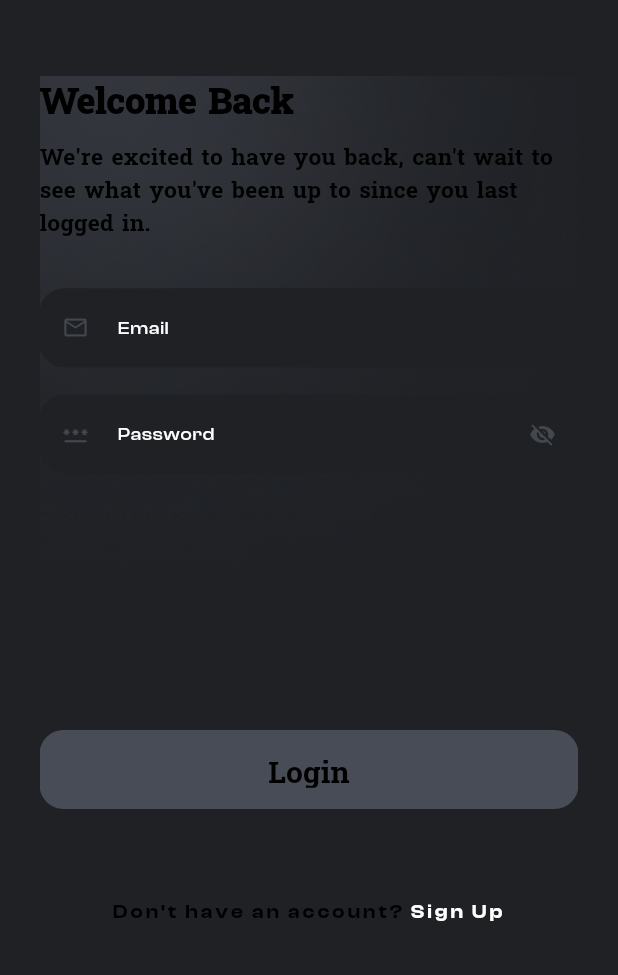
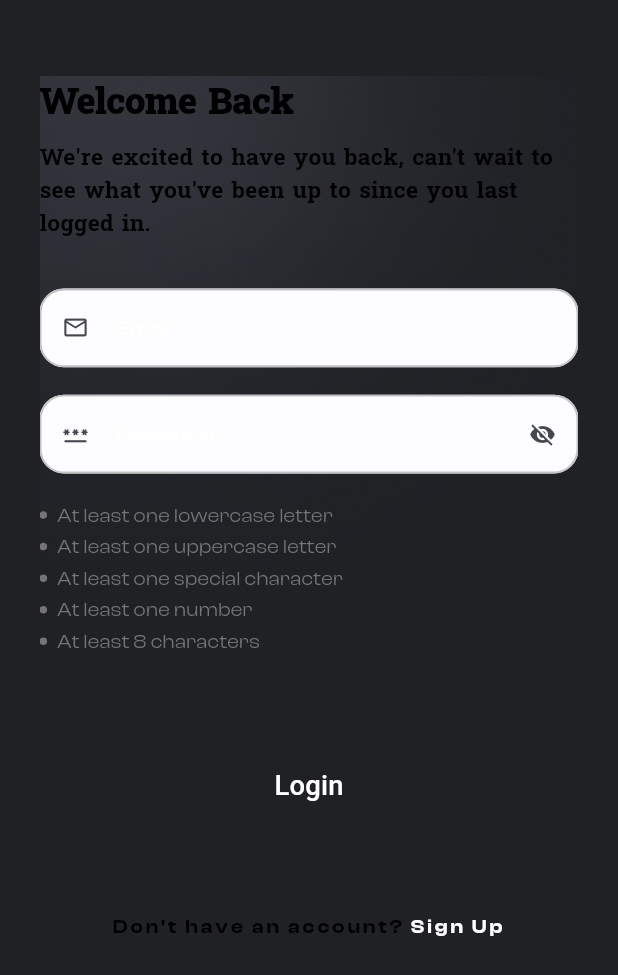
Before and after one commit to OmarAmeer96/Sprints-Shopping-App, a Flutter app: the screen it shows after launch, on a phone screen of 412 x 824 dp. Shown: the top 975 px of the screen. Run offline on Flutter 3.47's test engine with Material 3 defaults, Android fonts, the phone set to English and light mode, and no system bars; our stand-ins replace another_flushbar, dio, flutter_bloc, flutter_screenutil, flutter_secure_storage, flutter_svg and 5 more; generated files the repository leaves out were written again.

Commit message:
Refactor theming colors and styles for improved consistency and readability

```diff
--- a/lib/core/theming/colors_manager.dart
+++ b/lib/core/theming/colors_manager.dart
@@ -4,4 +4,12 @@ class ColorsManager {
   static const Color primaryColor = Color(0xFF1F2125);
   static const Color primaryColorShade1 = Color(0xFF1D1F23);
   static const Color primaryColorShade2 = Color(0xFF484C57);
+
+  // Old
+  static const Color mainBlue = Color(0xFF247CFF);
+  static const Color mainGrey = Color(0xFF757575);
+  static const Color mainBlack = Color(0xFF242424);
+  static const Color errorTextFieldColor = Color(0xffFF4C5E);
+  static const Color enabledTextFieldColor = Color(0xffC2C2C2);
+  static const Color textFieldFillColor = Color(0xffFDFDFF);
 }
--- a/lib/core/theming/styles.dart
+++ b/lib/core/theming/styles.dart
@@ -1,5 +1,6 @@
 import 'package:flutter/material.dart';
 import 'package:flutter_screenutil/flutter_screenutil.dart';
+import 'package:sprints_shopping_app/core/theming/colors_manager.dart';
 import 'package:sprints_shopping_app/core/theming/font_family_helper.dart';
 
 class Styles {
@@ -43,6 +44,46 @@ class Styles {
     letterSpacing: 1.10,
   );
 
+  // Appointment
+  static TextStyle font32BlueBold = TextStyle(
+    fontSize: 32.sp,
+    color: ColorsManager.primaryColor,
+    fontFamily: FontFamilyHelper.clashDisplay,
+    fontWeight: FontWeight.w700,
+  );
+
+  static TextStyle font18BlackBold = TextStyle(
+    fontSize: 20.sp,
+    color: ColorsManager.primaryColor,
+    fontFamily: FontFamilyHelper.clashDisplay,
+    fontWeight: FontWeight.w700,
+  );
+
+  static TextStyle font18White600 = TextStyle(
+    fontSize: 18.sp,
+    color: Colors.white,
+  );
+
+  static TextStyle font13GreyBold = TextStyle(
+    fontSize: 13.sp,
+    color: ColorsManager.primaryColor,
+    fontFamily: FontFamilyHelper.clashDisplay,
+    fontWeight: FontWeight.w400,
+  );
+
+  static TextStyle enabledTextFieldsLabelText = TextStyle(
+    color: ColorsManager.primaryColor,
+    fontSize: 14.sp,
+    fontFamily: FontFamilyHelper.clashDisplay,
+    fontWeight: FontWeight.w500,
+  );
+  static TextStyle focusedTextFieldsLabelText = TextStyle(
+    color: ColorsManager.primaryColor,
+    fontSize: 14.sp,
+    fontFamily: FontFamilyHelper.clashDisplay,
+    fontWeight: FontWeight.w500,
+  );
+
   // OLD
   static TextStyle font22AppBar = TextStyle(
     color: Colors.black,
--- a/lib/core/widgets/custom_main_button.dart
+++ b/lib/core/widgets/custom_main_button.dart
@@ -36,7 +36,7 @@ class CustomMainButton extends StatelessWidget {
           ),
         ),
         backgroundColor: WidgetStatePropertyAll(
-          backgroundColor ?? ColorsManager.primaryColorShade2,
+          backgroundColor ?? ColorsManager.primaryColor,
         ),
         padding: WidgetStateProperty.all<EdgeInsets>(
           EdgeInsets.symmetric(
@@ -51,7 +51,7 @@ class CustomMainButton extends StatelessWidget {
       onPressed: onPressed,
       child: Text(
         buttonText,
-        style: textStyle ?? Styles.font20HeaderSection,
+        style: textStyle ?? Styles.font18White600,
       ),
     );
   }
--- a/lib/core/widgets/custom_main_text_form_field.dart
+++ b/lib/core/widgets/custom_main_text_form_field.dart
@@ -54,7 +54,7 @@ class CustomMainTextFormFiels extends StatelessWidget {
             OutlineInputBorder(
               borderRadius: BorderRadius.circular(16.r),
               borderSide: const BorderSide(
-                color: ColorsManager.primaryColor,
+                color: ColorsManager.enabledTextFieldColor,
                 width: 1.3,
               ),
             ),
@@ -62,7 +62,7 @@ class CustomMainTextFormFiels extends StatelessWidget {
             OutlineInputBorder(
               borderRadius: BorderRadius.circular(16.r),
               borderSide: const BorderSide(
-                color: ColorsManager.primaryColorShade2,
+                color: ColorsManager.mainBlue,
                 width: 1.3,
               ),
             ),
@@ -70,7 +70,7 @@ class CustomMainTextFormFiels extends StatelessWidget {
             OutlineInputBorder(
               borderRadius: BorderRadius.circular(16.r),
               borderSide: const BorderSide(
-                color: Colors.red,
+                color: ColorsManager.errorTextFieldColor,
                 width: 1.3,
               ),
             ),
@@ -78,19 +78,19 @@ class CustomMainTextFormFiels extends StatelessWidget {
             OutlineInputBorder(
               borderRadius: BorderRadius.circular(16.r),
               borderSide: const BorderSide(
-                color: Colors.red,
+                color: ColorsManager.errorTextFieldColor,
                 width: 1.3,
               ),
             ),
         labelText: labelText,
-        labelStyle: labelStyle ?? Styles.font12HomeBanner,
+        labelStyle: labelStyle ?? Styles.enabledTextFieldsLabelText,
         prefixIcon: prefixIcon,
         suffixIcon: suffixIcon,
-        fillColor: fillColor ?? ColorsManager.primaryColor,
+        fillColor: fillColor ?? ColorsManager.textFieldFillColor,
         filled: true,
       ),
       obscureText: isObscureText ?? false,
-      style: style ?? Styles.font12HomeBanner,
+      style: style ?? Styles.focusedTextFieldsLabelText,
       validator: (value) {
         return validator(value);
       },
--- a/lib/core/widgets/password_vlaidations.dart
+++ b/lib/core/widgets/password_vlaidations.dart
@@ -41,16 +41,16 @@ class PasswordValidations extends StatelessWidget {
       children: [
         const CircleAvatar(
           radius: 2.5,
-          backgroundColor: ColorsManager.primaryColor,
+          backgroundColor: ColorsManager.mainGrey,
         ),
         horizontalSpace(6),
         Text(
           text,
-          style: Styles.font12HomeBanner.copyWith(
+          style: Styles.font13GreyBold.copyWith(
             decoration: hasValidated ? TextDecoration.lineThrough : null,
             decorationColor: Colors.green,
             decorationThickness: 2,
-            color: ColorsManager.primaryColor,
+            color: ColorsManager.mainGrey,
           ),
         ),
       ],
```
